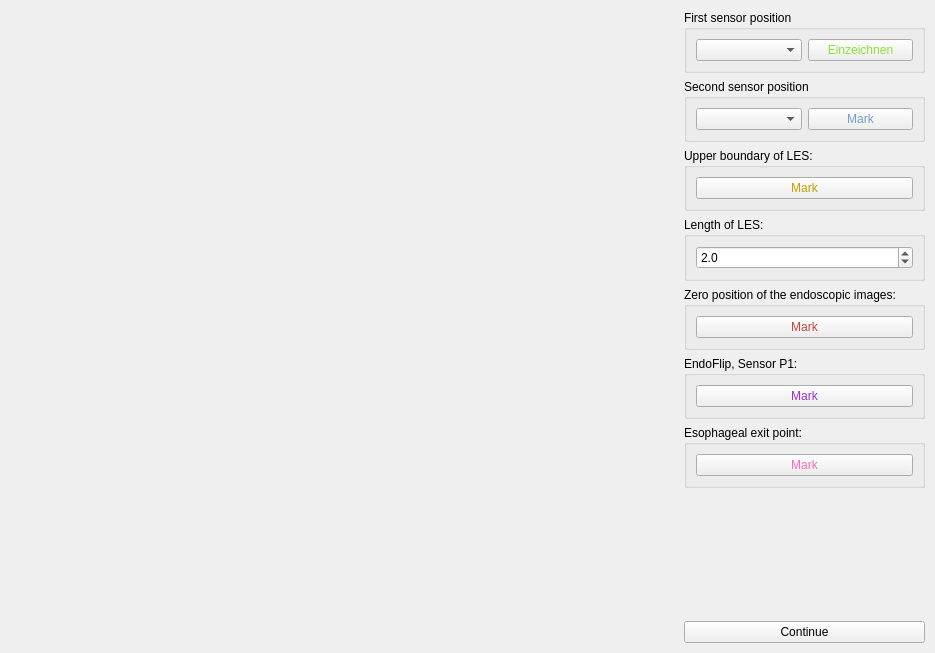
ds-lab/EsophagusVisualization, file 3drekonstruktionspeiseroehre/ui-files/position_selection_window_design.ui: the form before one commit.
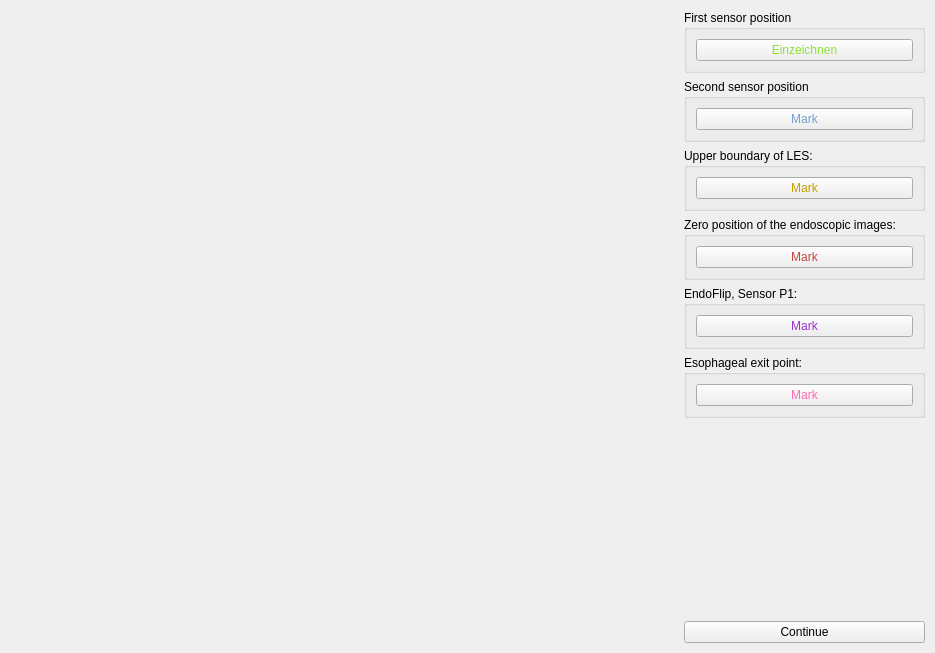
The form after the commit.

Commit message: Removed Sensorindex/LES length selection in position_selection_window

Patch:
```diff
--- a/3drekonstruktionspeiseroehre/ui-files/position_selection_window_design.ui
+++ b/3drekonstruktionspeiseroehre/ui-files/position_selection_window_design.ui
@@ -52,38 +52,6 @@
       <property name="sizeConstraint">
        <enum>QLayout::SetDefaultConstraint</enum>
       </property>
-      <item row="3" column="1">
-       <widget class="QGroupBox" name="groupBox_4">
-        <property name="title">
-         <string>Length of LES:</string>
-        </property>
-        <layout class="QVBoxLayout" name="verticalLayout_6">
-         <item>
-          <layout class="QVBoxLayout" name="verticalLayout_5">
-           <item>
-            <widget class="QDoubleSpinBox" name="sphinkter_spinbox">
-             <property name="decimals">
-              <number>1</number>
-             </property>
-             <property name="minimum">
-              <double>1.000000000000000</double>
-             </property>
-             <property name="maximum">
-              <double>5.000000000000000</double>
-             </property>
-             <property name="singleStep">
-              <double>0.100000000000000</double>
-             </property>
-             <property name="value">
-              <double>2.000000000000000</double>
-             </property>
-            </widget>
-           </item>
-          </layout>
-         </item>
-        </layout>
-       </widget>
-      </item>
       <item row="6" column="1">
        <widget class="QGroupBox" name="groupBox_5">
         <property name="title">
@@ -172,9 +140,6 @@
         <layout class="QGridLayout" name="gridLayout_4">
          <item row="0" column="0">
           <layout class="QHBoxLayout" name="horizontalLayout">
-           <item>
-            <widget class="QComboBox" name="first_combobox"/>
-           </item>
            <item>
             <widget class="QPushButton" name="first_sensor_button">
              <property name="styleSheet">
@@ -220,9 +185,6 @@
          </item>
          <item row="0" column="0">
           <layout class="QVBoxLayout" name="verticalLayout">
-           <item>
-            <widget class="QComboBox" name="second_combobox"/>
-           </item>
           </layout>
          </item>
         </layout>
```
The commit also changes 2 other files.
